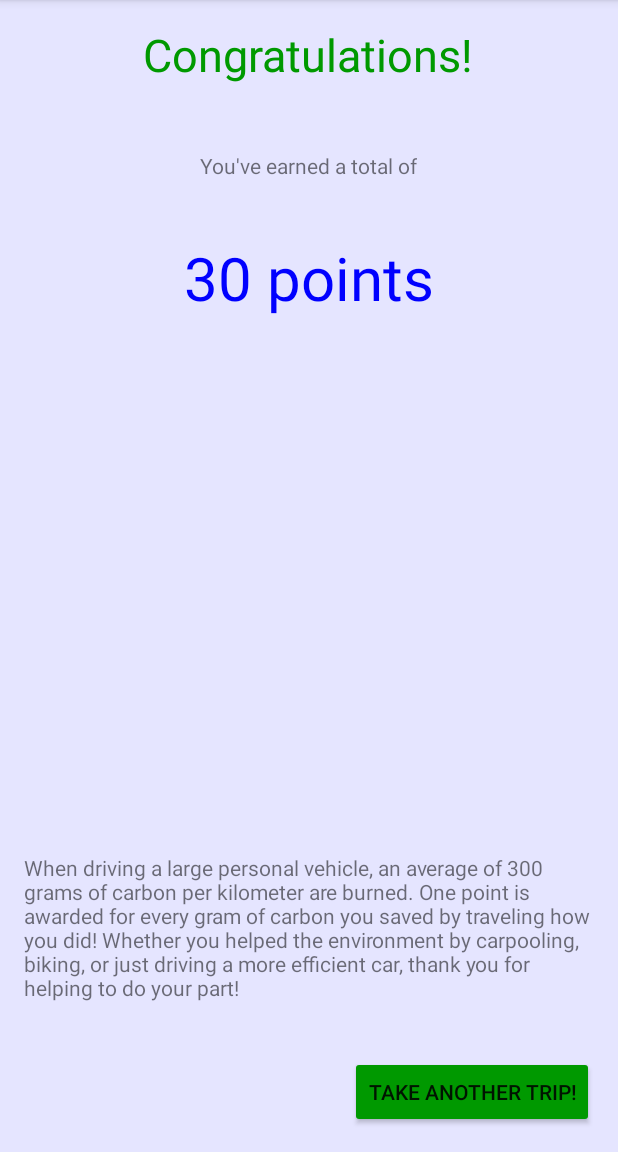
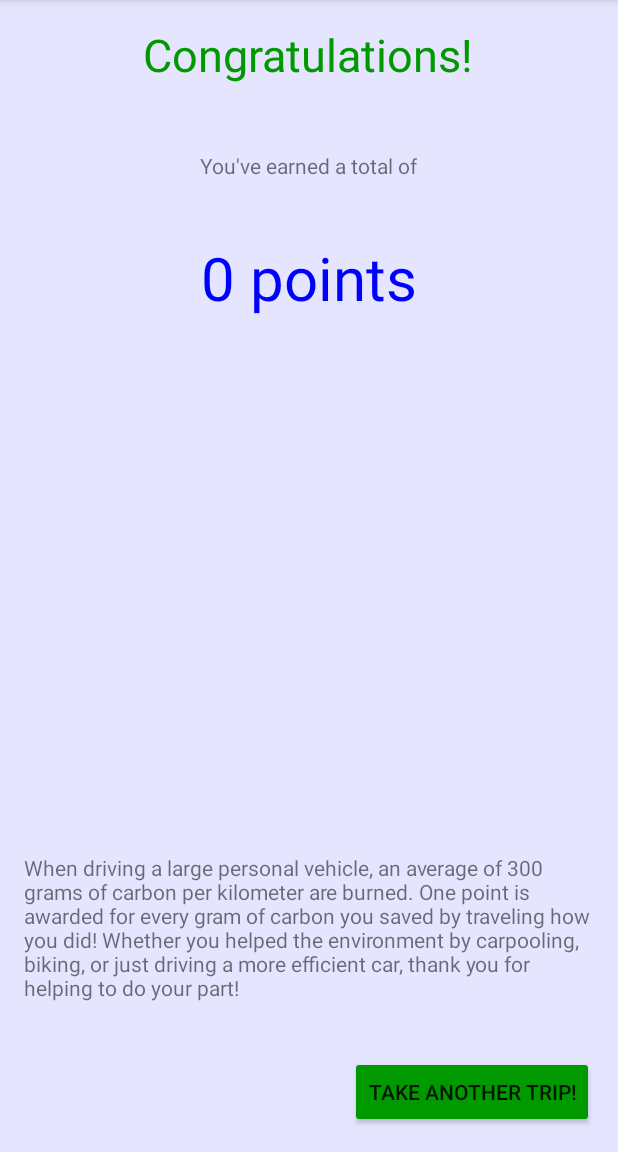
Before and after one commit to camorrow/greenFootGUI, an Android app: the PointsScreen screen opened directly, with no data from a screen before it, on a phone screen of 412 x 824 dp, the part 84-1236 px from its top. Run offline under Robolectric (Android 15) with nearby library versions, the light colour scheme and no system bars.

Commit message:
distance added

```diff
--- a/HackAZProject/GreenFoot/app/src/main/java/sodanoobs/greenfoot/PointsScreen.java
+++ b/HackAZProject/GreenFoot/app/src/main/java/sodanoobs/greenfoot/PointsScreen.java
@@ -1,5 +1,7 @@
 package sodanoobs.greenfoot;
 
+import android.content.Context;
+import android.content.SharedPreferences;
 import android.support.v7.app.AppCompatActivity;
 import android.os.Bundle;
 import android.view.View;
@@ -38,6 +40,8 @@ public class PointsScreen extends AppCompatActivity {
         travelConstant = getIntent().getIntExtra("travelConstant", 0);
         passengers = getIntent().getIntExtra("passengers", -1);
 
+        SharedPreferences prefs= getPreferences(Context.MODE_PRIVATE);
+        distance =  prefs.getFloat("distance", 0.0f);
         if(passengers == -1)
             points = pointCalculation(travelConstant, distance);
         else
```
